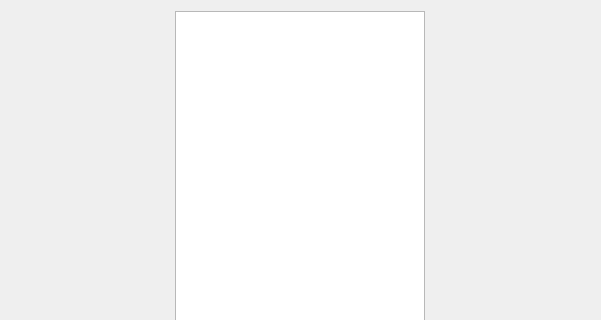
Above: OneDriveGUI/ui/settings.ui from bpozdena/OneDriveGUI before the change; both pictures show x 0 to 601 and y 0 to 320 of the 601 by 817 pixel window. Below: the same form after it.
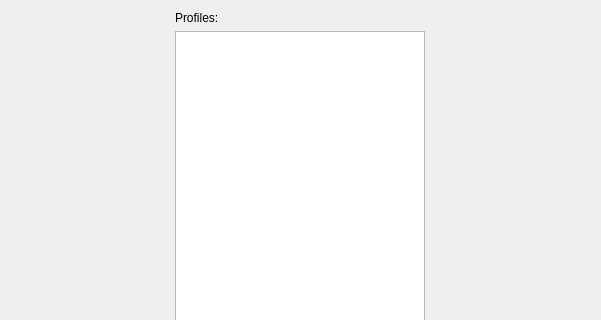
That is the form after the change.

The edit to the form file:
```diff
--- a/OneDriveGUI/ui/settings.ui
+++ b/OneDriveGUI/ui/settings.ui
@@ -18,6 +18,13 @@
     <layout class="QHBoxLayout" name="horizontalLayout">
      <item>
       <layout class="QVBoxLayout" name="verticalLayout">
+       <item>
+        <widget class="QLabel" name="label">
+         <property name="text">
+          <string>Profiles:</string>
+         </property>
+        </widget>
+       </item>
        <item>
         <widget class="QListWidget" name="listWidget">
          <property name="minimumSize">
```
